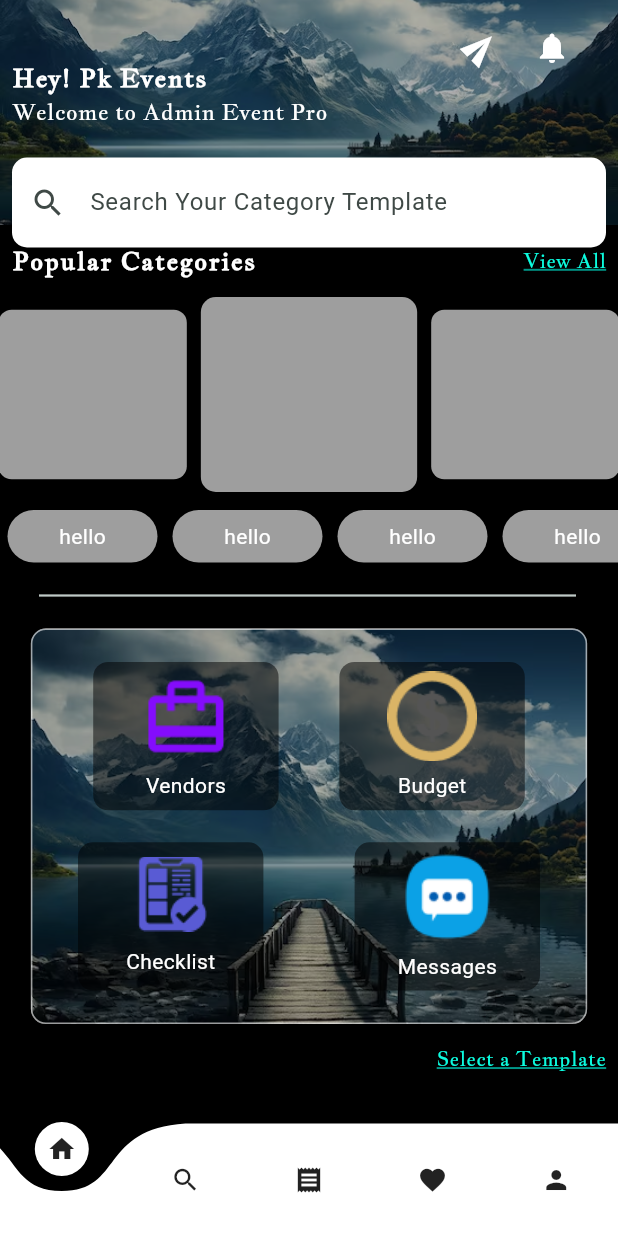
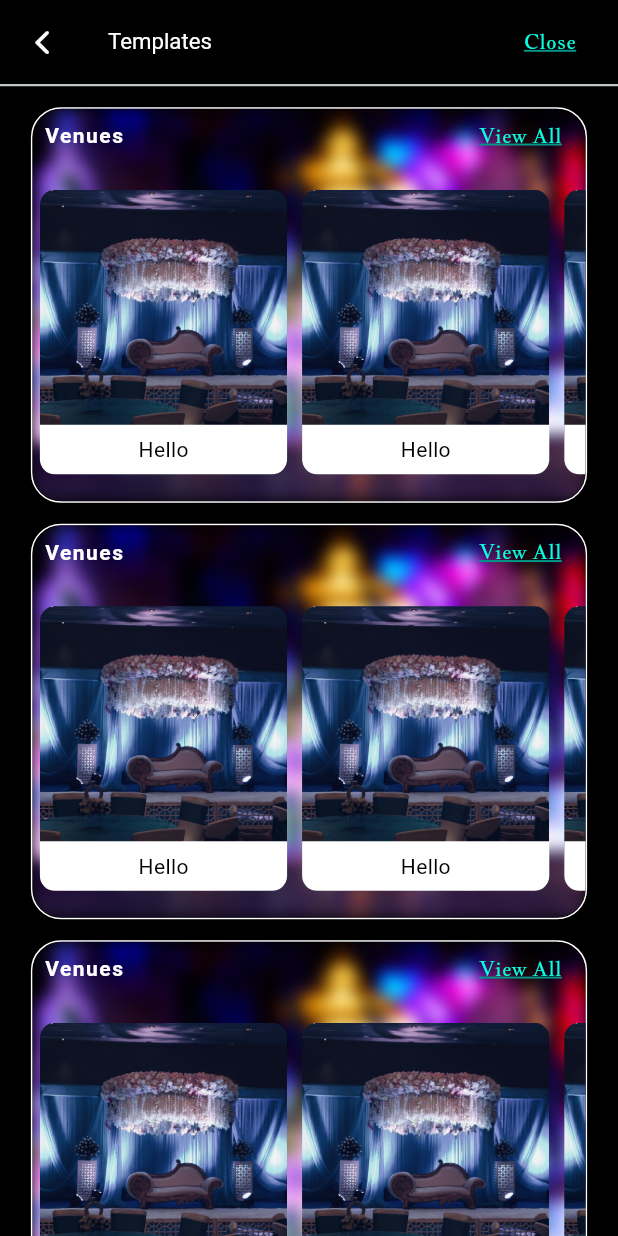
Before and after one commit to jasirpk/Admin-Event-Pro, a Flutter app: the HomeScreen screen opened directly, after a tap on "View All", on a phone screen of 412 x 824 dp. Run offline on Flutter 3.47's test engine with Material 3 defaults, Android fonts, the phone set to English and light mode, and no system bars; drawn by our look-alikes of carousel_slider, curved_navigation_bar; our stand-ins replace bloc, cloud_firestore, firebase_auth, firebase_core, flutter_bloc, get and 3 more; missing offline and left inert: flutter_facebook_auth, pushable_button; accounts and stored records are empty; Roboto replaces fonts that are missing (JacquesFrancois).

Commit message:
list of templates appeared

```diff
--- /dev/null
+++ b/lib/logic/services/custom_appbar.dart
@@ -0,0 +1,56 @@
+import 'package:flutter/cupertino.dart';
+import 'package:flutter/material.dart';
+import 'package:get/get.dart';
+
+class CustomAppBarWithDivider extends StatelessWidget
+    implements PreferredSizeWidget {
+  final String title;
+  final double dividerThickness;
+  final List<Widget>? actions;
+
+  CustomAppBarWithDivider({
+    required this.title,
+    this.dividerThickness = 1.5,
+    this.actions,
+  });
+
+  @override
+  Widget build(BuildContext context) {
+    final screenHeight = MediaQuery.of(context).size.height;
+    return Column(
+      mainAxisSize: MainAxisSize.min,
+      children: [
+        AppBar(
+          actions: actions,
+          leading: IconButton(
+            icon: Icon(
+              CupertinoIcons.back,
+              color: Colors.white,
+            ),
+            onPressed: () {
+              Get.back();
+            },
+          ),
+          title: Text(
+            title,
+            style: TextStyle(
+              fontSize: screenHeight * 0.018,
+              fontWeight: FontWeight.w400,
+              fontFamily: 'JacquesFrancois',
+              color: Colors.white,
+            ),
+          ),
+          backgroundColor: Colors.black,
+        ),
+        Divider(
+          thickness: dividerThickness,
+          height:
+              dividerThickness, // Ensures the divider doesn't take extra vertical space
+        ),
+      ],
+    );
+  }
+
+  @override
+  Size get preferredSize => Size.fromHeight(kToolbarHeight + dividerThickness);
+}
--- a/lib/main.dart
+++ b/lib/main.dart
@@ -21,9 +21,6 @@ class AdminEventPro extends StatelessWidget {
 
   @override
   Widget build(BuildContext context) {
-    final Brightness platformBrightness =
-        MediaQuery.of(context).platformBrightness;
-
     return MultiBlocProvider(
         providers: [
           BlocProvider(create: (context) => ManageBloc()),
--- a/lib/presentation/components/dashboard.dart/home_page.dart
+++ b/lib/presentation/components/dashboard.dart/home_page.dart
@@ -1,8 +1,10 @@
 import 'package:admineventpro/presentation/components/ui/silver_appbar.dart';
 import 'package:admineventpro/presentation/components/ui/squre_container.dart';
-import 'package:admineventpro/presentation/components/ui/view_all.dart';
+import 'package:admineventpro/presentation/components/ui/custom_text.dart';
+import 'package:admineventpro/presentation/pages/screens/all_templates.dart';
 import 'package:carousel_slider/carousel_slider.dart';
 import 'package:flutter/material.dart';
+import 'package:get/get.dart';
 
 class HomePage extends StatelessWidget {
   @override
@@ -27,10 +29,14 @@ class HomePage extends StatelessWidget {
                     fontFamily: 'JacquesFracois',
                   ),
                 ),
-                ViewAllWidget(
+                CustomText(
                   text: 'View All',
                   screenHeight: screenHeight,
-                  onpressed: () {},
+                  onpressed: () {
+                    Get.to(() => AllTemplatesScreen(),
+                        transition: Transition.fade,
+                        duration: Duration(seconds: 1));
+                  },
                 ),
               ],
             ),
@@ -106,7 +112,7 @@ class HomePage extends StatelessWidget {
         SliverToBoxAdapter(
           child: Center(
             child: Padding(
-              padding: const EdgeInsets.only(bottom: 14),
+              padding: EdgeInsets.only(bottom: 14),
               child: Container(
                 height: screenHeight * 0.32,
                 width: screenWidth * 0.90,
@@ -163,7 +169,7 @@ class HomePage extends StatelessWidget {
           child: Row(
             mainAxisAlignment: MainAxisAlignment.end,
             children: [
-              ViewAllWidget(
+              CustomText(
                 screenHeight: screenHeight,
                 onpressed: () {},
                 text: 'Select a Template',
--- a/lib/presentation/components/ui/view_all.dart
+++ b/lib/presentation/components/ui/custom_text.dart
@@ -1,8 +1,8 @@
 import 'package:admineventpro/common/style.dart';
 import 'package:flutter/material.dart';
 
-class ViewAllWidget extends StatelessWidget {
-  const ViewAllWidget({
+class CustomText extends StatelessWidget {
+  const CustomText({
     super.key,
     required this.screenHeight,
     required this.onpressed,
@@ -20,7 +20,7 @@ class ViewAllWidget extends StatelessWidget {
         InkWell(
           onTap: onpressed,
           child: Padding(
-            padding: const EdgeInsets.only(right: 8),
+            padding: EdgeInsets.only(right: 8),
             child: Text(
               text,
               style: TextStyle(
--- /dev/null
+++ b/lib/presentation/components/ui/silver_listview.dart
@@ -0,0 +1,138 @@
+import 'dart:ui';
+
+import 'package:admineventpro/presentation/components/ui/custom_text.dart';
+import 'package:flutter/material.dart';
+
+class SilverListViewWidget extends StatelessWidget {
+  const SilverListViewWidget({
+    super.key,
+    required this.screenHeight,
+    required this.screenWidth,
+    required this.text,
+    required this.subText,
+    required this.image,
+    required this.subImage,
+    required this.opressed,
+  });
+
+  final double screenHeight;
+  final double screenWidth;
+  final String text;
+  final String subText;
+  final String image;
+  final String subImage;
+  final VoidCallback opressed;
+
+  @override
+  Widget build(BuildContext context) {
+    return SliverToBoxAdapter(
+      child: Center(
+        child: Padding(
+          padding: EdgeInsets.only(top: 14),
+          child: Container(
+            height: screenHeight * 0.32,
+            width: screenWidth * 0.90,
+            decoration: BoxDecoration(
+              border: Border.all(width: 1, color: Colors.white),
+              borderRadius: BorderRadius.circular(20),
+            ),
+            child: ClipRRect(
+              borderRadius: BorderRadius.circular(20),
+              child: Stack(
+                children: [
+                  ImageFiltered(
+                    imageFilter: ImageFilter.blur(sigmaX: 5, sigmaY: 5),
+                    child: Image.asset(
+                      image,
+                      fit: BoxFit.cover,
+                      height: screenHeight * 0.32,
+                      width: screenWidth * 0.90,
+                    ),
+                  ),
+                  Column(
+                    children: [
+                      Row(
+                        mainAxisAlignment: MainAxisAlignment.spaceBetween,
+                        children: [
+                          Padding(
+                            padding: const EdgeInsets.all(8.0),
+                            child: Text(
+                              text,
+                              style: TextStyle(
+                                letterSpacing: 1,
+                                color: Colors.white,
+                                fontWeight: FontWeight.bold,
+                              ),
+                            ),
+                          ),
+                          Padding(
+                            padding: const EdgeInsets.all(8.0),
+                            child: CustomText(
+                              screenHeight: screenHeight,
+                              onpressed: opressed,
+                              text: 'View All',
+                            ),
+                          ),
+                        ],
+                      ),
+                      Expanded(
+                        child: ListView.builder(
+                          scrollDirection: Axis.horizontal,
+                          itemCount: 30,
+                          itemBuilder: (context, index) {
+                            return Container(
+                              margin: EdgeInsets.symmetric(
+                                  horizontal: 5, vertical: 18),
+                              height: screenHeight * 0.12,
+                              width: screenWidth * 0.40,
+                              decoration: BoxDecoration(
+                                image: DecorationImage(
+                                    image: AssetImage(subImage),
+                                    fit: BoxFit.cover,
+                                    colorFilter: ColorFilter.mode(
+                                        Colors.black.withOpacity(0.3),
+                                        BlendMode.color)),
+                                borderRadius: BorderRadius.circular(10),
+                              ),
+                              child: Column(
+                                mainAxisAlignment: MainAxisAlignment.end,
+                                children: [
+                                  Container(
+                                    width: double.infinity,
+                                    height: screenHeight * 0.04,
+                                    decoration: BoxDecoration(
+                                      borderRadius: BorderRadius.only(
+                                          bottomRight: Radius.circular(10),
+                                          bottomLeft: Radius.circular(10)),
+                                      color: Colors.white,
+                                    ),
+                                    child: Center(
+                                      child: Padding(
+                                        padding:
+                                            EdgeInsets.symmetric(horizontal: 4),
+                                        child: Text(
+                                          subText,
+                                          style: TextStyle(
+                                              color: Colors.black,
+                                              overflow: TextOverflow.ellipsis),
+                                        ),
+                                      ),
+                                    ),
+                                  )
+                                ],
+                              ),
+                            );
+                          },
+                        ),
+                      ),
+                    ],
+                  ),
+                ],
+              ),
+            ),
+          ),
+        ),
+      ),
+    );
+  }
+}
--- /dev/null
+++ b/lib/presentation/pages/screens/all_templates.dart
@@ -0,0 +1,61 @@
+import 'package:admineventpro/common/style.dart';
+import 'package:admineventpro/logic/services/custom_appbar.dart';
+import 'package:admineventpro/presentation/components/ui/silver_listview.dart';
+import 'package:admineventpro/presentation/components/ui/custom_text.dart';
+import 'package:admineventpro/presentation/pages/screens/listof_templates.dart';
+
+import 'package:flutter/material.dart';
+import 'package:get/get.dart';
+
+class AllTemplatesScreen extends StatelessWidget {
+  const AllTemplatesScreen({super.key});
+
+  @override
+  Widget build(BuildContext context) {
+    final screenHeight = MediaQuery.of(context).size.height;
+    final screenWidth = MediaQuery.of(context).size.width;
+    return Scaffold(
+      appBar: CustomAppBarWithDivider(
+        title: 'Templates',
+        actions: [
+          CustomText(
+              screenHeight: screenHeight, onpressed: () {}, text: 'Close'),
+          sizedboxWidth
+        ],
+      ),
+      body: CustomScrollView(
+        slivers: [
+          SilverListViewWidget(
+            screenHeight: screenHeight,
+            screenWidth: screenWidth,
+            text: 'Venues',
+            image: 'assets/images/coktail_category.jpg',
+            subImage: 'assets/images/venue_decoration_img.jpg',
+            subText: 'Hello',
+            opressed: () {
+              Get.to(() => ListofTemplatesScreen());
+            },
+          ),
+          SilverListViewWidget(
+            screenHeight: screenHeight,
+            screenWidth: screenWidth,
+            text: 'Venues',
+            image: 'assets/images/coktail_category.jpg',
+            subImage: 'assets/images/venue_decoration_img.jpg',
+            subText: 'Hello',
+            opressed: () {},
+          ),
+          SilverListViewWidget(
+            screenHeight: screenHeight,
+            screenWidth: screenWidth,
+            text: 'Venues',
+            image: 'assets/images/coktail_category.jpg',
+            subImage: 'assets/images/venue_decoration_img.jpg',
+            subText: 'Helloghsdffhdfbddfbdffdsf',
+            opressed: () {},
+          ),
+        ],
+      ),
+    );
+  }
+}
```
Also changed, not shown: lib/presentation/pages/screens/listof_templates.dart (added, +105 -0 lines).
